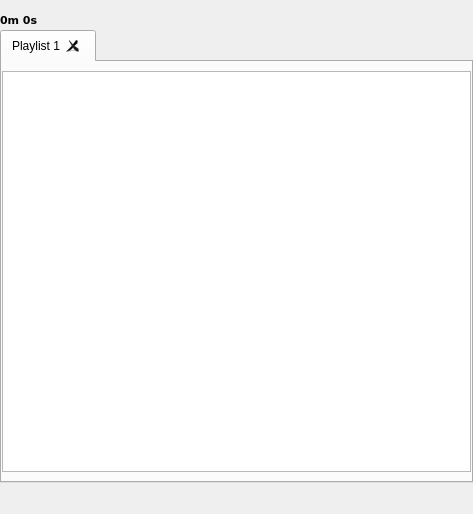
Above: branches/sayonara-885/src/GUI/playlist/GUI_Playlist.ui from shahid334/sayonara-player before the change. Below: the same form after it.
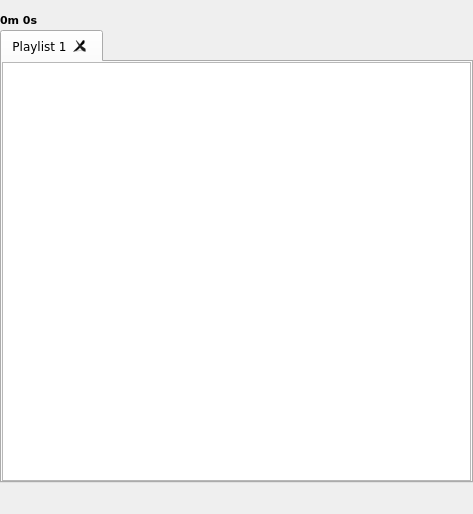
That is the form after the change. Icons and pictures are not drawn. Custom widgets are drawn as their Qt base class.

The edit to the form file:
```diff
--- a/branches/sayonara-885/src/GUI/playlist/GUI_Playlist.ui
+++ b/branches/sayonara-885/src/GUI/playlist/GUI_Playlist.ui
@@ -102,6 +102,11 @@
     <layout class="QHBoxLayout" name="horizontalLayout">
      <item>
       <widget class="PlaylistTabWidget" name="tw_playlists">
+       <property name="font">
+        <font>
+         <family>DejaVu Sans</family>
+        </font>
+       </property>
        <property name="tabPosition">
         <enum>QTabWidget::North</enum>
        </property>
@@ -119,10 +124,10 @@
          <string>Playlist 1</string>
         </attribute>
         <layout class="QGridLayout" name="gridLayout_2">
-         <property name="leftMargin">
+         <property name="margin">
           <number>0</number>
          </property>
-         <property name="rightMargin">
+         <property name="spacing">
           <number>0</number>
          </property>
          <item row="0" column="0">
```
Left out of the diff: 4 changed lines with no effect on the pictures.
